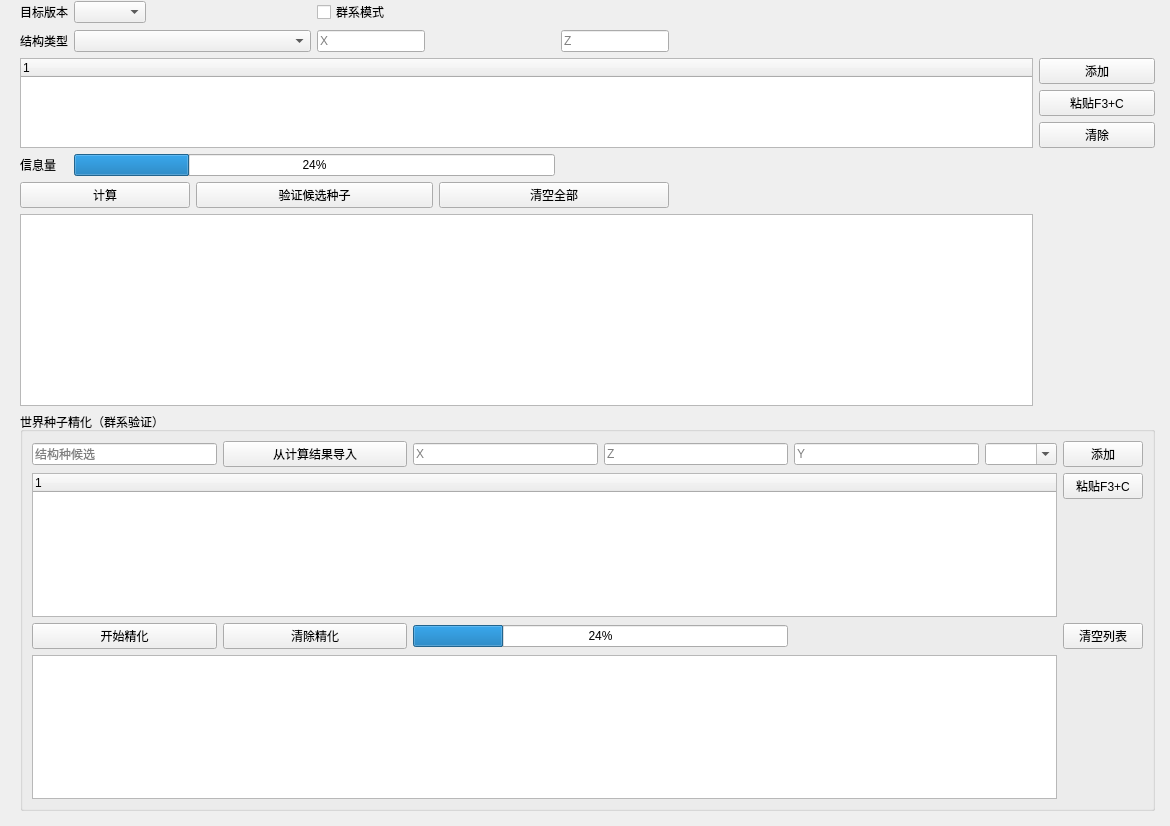
mmcNYT/MCHelper, file UI/SeedReverser.ui: the form before one commit.
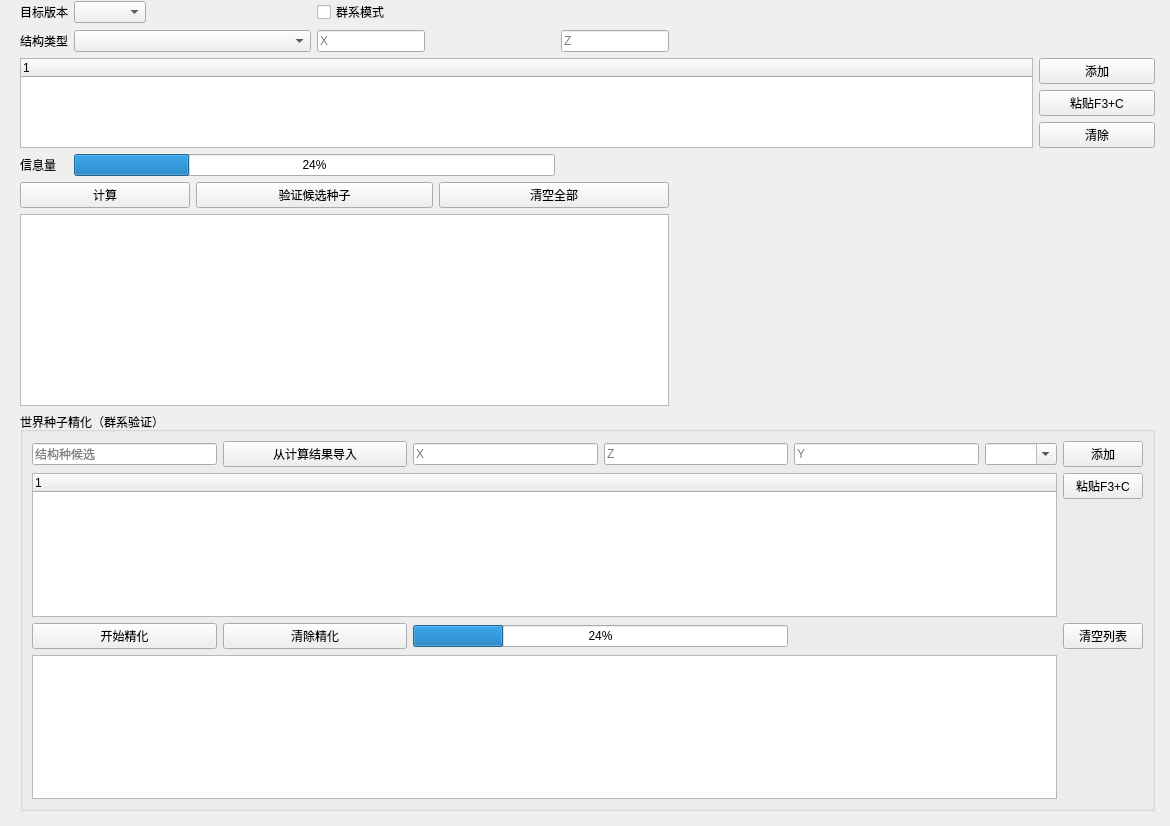
The form after the commit.

Diff of the .ui file:
```diff
--- a/UI/SeedReverser.ui
+++ b/UI/SeedReverser.ui
@@ -100,16 +100,6 @@
       </property>
      </widget>
     </item>
-    <item row="7" column="0" colspan="9">
-     <widget class="QTextBrowser" name="informationBrowser">
-      <property name="sizePolicy">
-       <sizepolicy hsizetype="MinimumExpanding" vsizetype="MinimumExpanding">
-        <horstretch>0</horstretch>
-        <verstretch>0</verstretch>
-       </sizepolicy>
-      </property>
-     </widget>
-    </item>
     <item row="0" column="1" colspan="2">
      <widget class="QComboBox" name="versionCombo">
       <property name="sizePolicy">
@@ -316,6 +306,23 @@
       </property>
      </widget>
     </item>
+    <item row="7" column="0" colspan="6">
+     <widget class="QTextBrowser" name="informationBrowser">
+      <property name="sizePolicy">
+       <sizepolicy hsizetype="MinimumExpanding" vsizetype="MinimumExpanding">
+        <horstretch>0</horstretch>
+        <verstretch>0</verstretch>
+       </sizepolicy>
+      </property>
+     </widget>
+    </item>
+    <item row="6" column="6" rowspan="2" colspan="4">
+     <widget class="QLabel" name="anchorPreviewLabel">
+      <property name="text">
+       <string/>
+      </property>
+     </widget>
+    </item>
    </layout>
   </widget>
  </widget>
```
